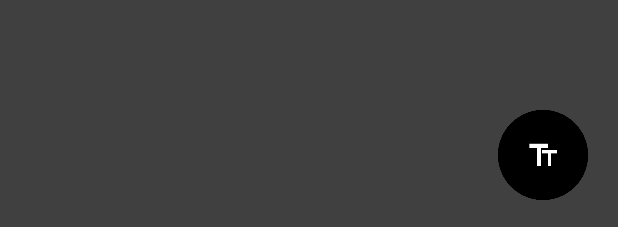
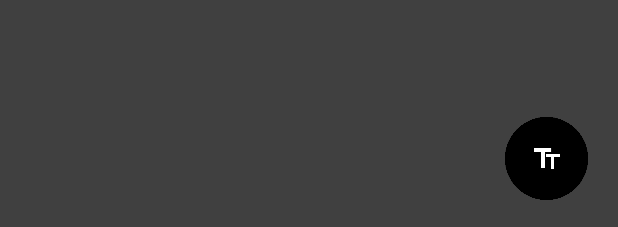
Before and after one commit to alevi0106/Meme-Template, an Android app: the layout activity_image_editor.xml on its own in the app's theme, with its tools: preview values and no code run, on a phone screen of 412 x 824 dp. Shown: the part 1006-1233 px from the top of the screen. Run offline under Robolectric (Android 15) with nearby library versions, the phone set to English and light mode, and no system bars.

Commit message:
bug fixes in bitmap height

```diff
--- a/app/src/main/AndroidManifest.xml
+++ b/app/src/main/AndroidManifest.xml
@@ -4,7 +4,7 @@
 
     <uses-permission android:name="android.permission.INTERNET" /> <!-- External storage permission -->
     <uses-permission android:name="android.permission.WRITE_EXTERNAL_STORAGE" /> <!-- Wallpaper permission -->
-    <uses-permission android:name="android.permission.SET_WALLPAPER" />
+<!--    <uses-permission android:name="android.permission.SET_WALLPAPER" />-->
 
     <application
         android:allowBackup="true"
--- a/app/src/main/java/com/teenengineer/memetemplate/ImageEditor.java
+++ b/app/src/main/java/com/teenengineer/memetemplate/ImageEditor.java
@@ -29,6 +29,9 @@ import android.widget.ImageButton;
 import android.widget.ImageView;
 import android.widget.RelativeLayout;
 import android.widget.Toast;
+
+import com.google.android.gms.ads.AdRequest;
+import com.google.android.gms.ads.AdView;
 
 import java.io.File;
 import java.io.FileOutputStream;
@@ -75,6 +78,8 @@ public class ImageEditor extends AppCompatActivity implements BotttomSheet.Botto
                     Bitmap image = Bitmap.createBitmap(image_editor.getWidth(),  image_editor.getHeight(), Bitmap.Config.RGB_565);
                     image_editor.draw(new Canvas(image));
                     int height = (final_image.getHeight()*imView.getWidth()/final_image.getWidth());
+                    if(height > imView.getHeight())
+                        height = imView.getHeight();
                     int top = (imView.getHeight()/2 - height/2);
                     Bitmap temp = Bitmap.createBitmap(image, 0, top, image.getWidth(), height);
                     imView.setImageBitmap(temp);
--- a/app/src/main/java/com/teenengineer/memetemplate/StickerTextView.java
+++ b/app/src/main/java/com/teenengineer/memetemplate/StickerTextView.java
@@ -35,7 +35,7 @@ public class StickerTextView extends StickerView{
         tv_main.setTextColor(Color.BLACK);
         tv_main.setGravity(Gravity.CENTER_VERTICAL);
         tv_main.setTypeface(null, Typeface.BOLD);
-        tv_main.setTextSize(100);
+        tv_main.setTextSize(75);
         tv_main.setMaxEms(20);
         //tv_main.setShadowLayer(4, 0, 0, Color.BLACK);
         FrameLayout.LayoutParams params = new FrameLayout.LayoutParams(
--- a/app/src/main/res/layout/activity_image_editor.xml
+++ b/app/src/main/res/layout/activity_image_editor.xml
@@ -1,5 +1,4 @@
 <?xml version="1.0" encoding="utf-8"?>
-
 <FrameLayout xmlns:android="http://schemas.android.com/apk/res/android"
     xmlns:app="http://schemas.android.com/apk/res-auto"
     xmlns:tools="http://schemas.android.com/tools"
@@ -7,6 +6,7 @@ android:layout_width="match_parent"
     android:layout_height="match_parent"
     android:background="@color/colorAccent"
     tools:context=".ImageEditor"
+    android:layout_above="@+id/adView"
     android:id="@+id/image_editor_layout">
     <ImageView
         android:id="@+id/imageView"
@@ -15,12 +15,11 @@ android:id="@+id/image_editor_layout">
         app:srcCompat="@drawable/loadingimage" />
     <ImageButton
         android:id="@+id/add_text"
-        android:layout_width="60dp"
-        android:layout_height="60dp"
+        android:layout_width="55dp"
+        android:layout_height="55dp"
         android:layout_marginRight="20dp"
         android:layout_marginBottom="20dp"
         android:layout_gravity="right|bottom"
-        android:layout_alignParentBottom="true"
         android:background="@drawable/round_btn"
         android:scaleType="fitCenter"
         android:src="@drawable/round_text" />
```
Lines whose indentation alone changed are shown as unchanged.
